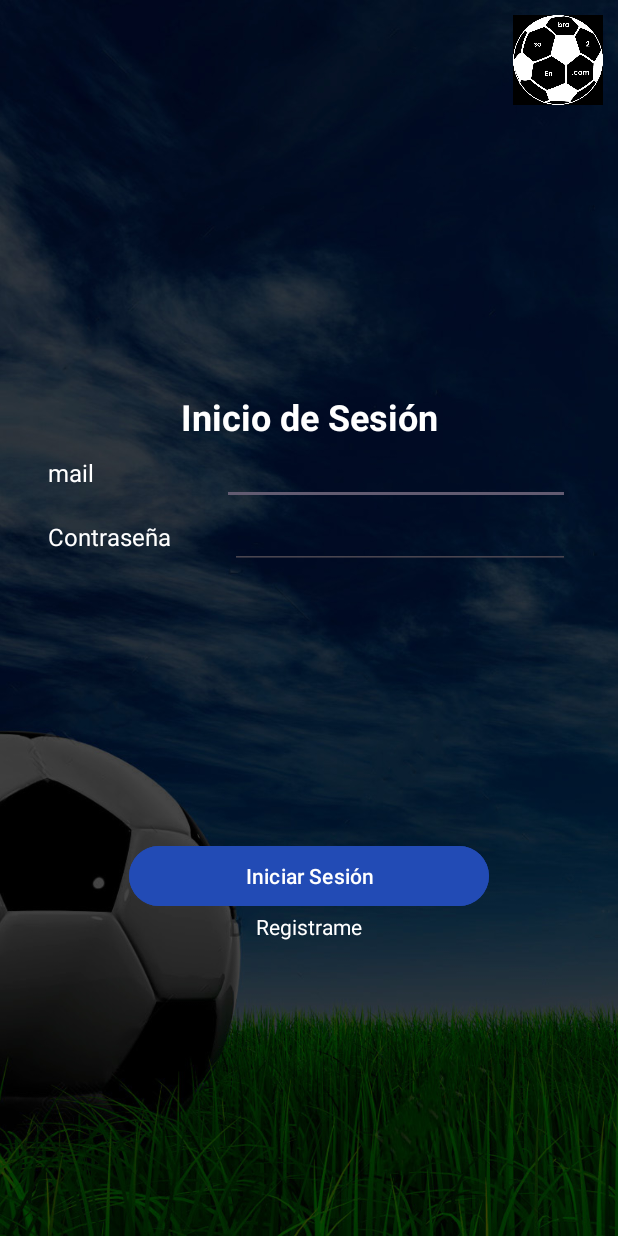
After one commit to lucasverdugo/Parcial-1-am-acn4bv-castro-verdugo, an Android app: the layout inicio_sesion.xml on its own in the app's theme, with its tools: preview values and no code run, on a phone screen of 412 x 824 dp. The commit adds this screen. Run offline under Robolectric (Android 15) with nearby library versions, the phone set to English and light mode, and no system bars.

Commit message:
feat: create main layout - Inicio Sesion layout / views - menu layout empty views - noticias layout empty views - registro layout empty views - resources dimensions - colors

```diff
--- a/app/src/main/res/layout/activity_main.xml
+++ b/app/src/main/res/layout/activity_main.xml
@@ -4,8 +4,18 @@
     xmlns:tools="http://schemas.android.com/tools"
     android:layout_width="match_parent"
     android:layout_height="match_parent"
-    android:background="@drawable/bienvenida2"
     tools:context=".MainActivity">
+
+    <ImageView
+        android:id="@+id/imageView"
+        android:layout_width="match_parent"
+        android:layout_height="match_parent"
+        android:scaleType="centerCrop"
+        android:src="@drawable/bienvenida2"
+        app:layout_constraintBottom_toBottomOf="parent"
+        app:layout_constraintEnd_toEndOf="parent"
+        app:layout_constraintStart_toStartOf="parent"
+        app:layout_constraintTop_toTopOf="parent" />
 
     <LinearLayout
         android:id="@+id/header"
@@ -26,10 +36,10 @@
 
     <Button
         android:id="@+id/btnInicio"
-        android:layout_width="240dp"
+        android:layout_width="@dimen/boton"
         android:layout_height="wrap_content"
         android:layout_marginTop="480dp"
-        android:backgroundTint="#2249AE"
+        android:backgroundTint="@color/boton"
         android:hapticFeedbackEnabled="false"
         android:text="@string/iniciarSesion"
         app:layout_constraintEnd_toEndOf="parent"
--- /dev/null
+++ b/app/src/main/res/layout/inicio_sesion.xml
@@ -0,0 +1,141 @@
+<?xml version="1.0" encoding="utf-8"?>
+<androidx.constraintlayout.widget.ConstraintLayout xmlns:android="http://schemas.android.com/apk/res/android"
+    xmlns:app="http://schemas.android.com/apk/res-auto"
+    xmlns:tools="http://schemas.android.com/tools"
+    android:layout_width="match_parent"
+    android:layout_height="match_parent">
+
+    <ImageView
+        android:id="@+id/imageView2"
+        android:layout_width="wrap_content"
+        android:layout_height="wrap_content"
+        android:scaleType="centerCrop"
+        app:layout_constraintBottom_toBottomOf="parent"
+        app:layout_constraintEnd_toEndOf="parent"
+        app:layout_constraintStart_toStartOf="parent"
+        app:layout_constraintTop_toTopOf="parent"
+        app:srcCompat="@drawable/bienvenida2" />
+
+    <LinearLayout
+        android:id="@+id/linearLayout"
+        android:layout_width="match_parent"
+        android:layout_height="80dp"
+        android:orientation="horizontal"
+        app:layout_constraintEnd_toEndOf="parent"
+        app:layout_constraintStart_toStartOf="parent"
+        app:layout_constraintTop_toTopOf="parent">
+
+        <ImageView
+            android:id="@+id/imageView5"
+            android:layout_width="wrap_content"
+            android:layout_height="wrap_content"
+            android:layout_weight="1"
+            android:padding="10dp"
+            android:scaleType="fitEnd"
+            android:src="@drawable/logo1" />
+    </LinearLayout>
+
+    <Button
+        android:id="@+id/button"
+        android:layout_width="@dimen/boton"
+        android:layout_height="wrap_content"
+        android:layout_marginTop="480dp"
+        android:backgroundTint="@color/boton"
+        android:text="@string/iniciarSesion"
+        app:layout_constraintEnd_toEndOf="parent"
+        app:layout_constraintStart_toStartOf="parent"
+        app:layout_constraintTop_toBottomOf="@+id/linearLayout" />
+
+    <LinearLayout
+        android:layout_width="match_parent"
+        android:layout_height="wrap_content"
+        android:layout_marginStart="32dp"
+        android:layout_marginEnd="32dp"
+        android:orientation="vertical"
+        app:layout_constraintBottom_toTopOf="@+id/button"
+        app:layout_constraintEnd_toEndOf="@+id/imageView2"
+        app:layout_constraintStart_toStartOf="@+id/imageView2"
+        app:layout_constraintTop_toBottomOf="@+id/linearLayout">
+
+        <TextView
+            android:id="@+id/textView11"
+            android:layout_width="match_parent"
+            android:layout_height="wrap_content"
+            android:text="Inicio de Sesión"
+            android:textAlignment="center"
+            android:textAllCaps="false"
+            android:textColor="@color/white"
+            android:textSize="24sp"
+            android:textStyle="bold" />
+
+        <LinearLayout
+            android:layout_width="match_parent"
+            android:layout_height="match_parent"
+            android:orientation="horizontal">
+
+            <TextView
+                android:id="@+id/textView12"
+                android:layout_width="71dp"
+                android:layout_height="wrap_content"
+                android:layout_weight="1"
+                android:text="mail"
+                android:textColor="@color/white"
+                android:textSize="16sp" />
+
+            <EditText
+                android:id="@+id/editTextText"
+                android:layout_width="wrap_content"
+                android:layout_height="wrap_content"
+                android:layout_weight="1"
+                android:ems="10"
+                android:inputType="text"
+                android:textColor="@color/white"
+                android:textSize="16sp" />
+
+        </LinearLayout>
+
+        <LinearLayout
+            android:layout_width="match_parent"
+            android:layout_height="match_parent"
+            android:orientation="horizontal">
+
+            <TextView
+                android:id="@+id/textView14"
+                android:layout_width="wrap_content"
+                android:layout_height="wrap_content"
+                android:layout_weight="1"
+                android:text="Contraseña"
+                android:textColor="@color/white"
+                android:textSize="16sp" />
+
+            <EditText
+                android:id="@+id/editTextText2"
+                android:layout_width="wrap_content"
+                android:layout_height="wrap_content"
+                android:layout_weight="1"
+                android:ems="10"
+                android:inputType="text"
+                android:textColor="@color/white"
+                android:textSize="16sp" />
+        </LinearLayout>
+
+    </LinearLayout>
+
+    <LinearLayout
+        android:layout_width="wrap_content"
+        android:layout_height="wrap_content"
+        android:orientation="horizontal"
+        app:layout_constraintEnd_toEndOf="parent"
+        app:layout_constraintStart_toStartOf="parent"
+        app:layout_constraintTop_toBottomOf="@+id/button">
+
+        <TextView
+            android:id="@+id/textView15"
+            android:layout_width="wrap_content"
+            android:layout_height="wrap_content"
+            android:layout_weight="1"
+            android:text="@string/registrame"
+            android:textColor="@color/white" />
+    </LinearLayout>
+
+</androidx.constraintlayout.widget.ConstraintLayout>
--- /dev/null
+++ b/app/src/main/res/layout/menu.xml
@@ -0,0 +1,6 @@
+<?xml version="1.0" encoding="utf-8"?>
+<androidx.constraintlayout.widget.ConstraintLayout xmlns:android="http://schemas.android.com/apk/res/android"
+    android:layout_width="match_parent"
+    android:layout_height="match_parent">
+
+</androidx.constraintlayout.widget.ConstraintLayout>
--- /dev/null
+++ b/app/src/main/res/layout/noticias.xml
@@ -0,0 +1,6 @@
+<?xml version="1.0" encoding="utf-8"?>
+<androidx.constraintlayout.widget.ConstraintLayout xmlns:android="http://schemas.android.com/apk/res/android"
+    android:layout_width="match_parent"
+    android:layout_height="match_parent">
+
+</androidx.constraintlayout.widget.ConstraintLayout>
--- /dev/null
+++ b/app/src/main/res/layout/registro.xml
@@ -0,0 +1,6 @@
+<?xml version="1.0" encoding="utf-8"?>
+<androidx.constraintlayout.widget.ConstraintLayout xmlns:android="http://schemas.android.com/apk/res/android"
+    android:layout_width="match_parent"
+    android:layout_height="match_parent">
+
+</androidx.constraintlayout.widget.ConstraintLayout>
--- a/app/src/main/res/values/colors.xml
+++ b/app/src/main/res/values/colors.xml
@@ -2,4 +2,5 @@
 <resources>
     <color name="black">#FF000000</color>
     <color name="white">#FFFFFFFF</color>
+    <color name="boton">#224BB5</color>
 </resources>
--- /dev/null
+++ b/app/src/main/res/values/dimensions.xml
@@ -0,0 +1,4 @@
+<?xml version="1.0" encoding="utf-8"?>
+<resources>
+    <dimen name="boton">240dp</dimen>
+</resources>
```
